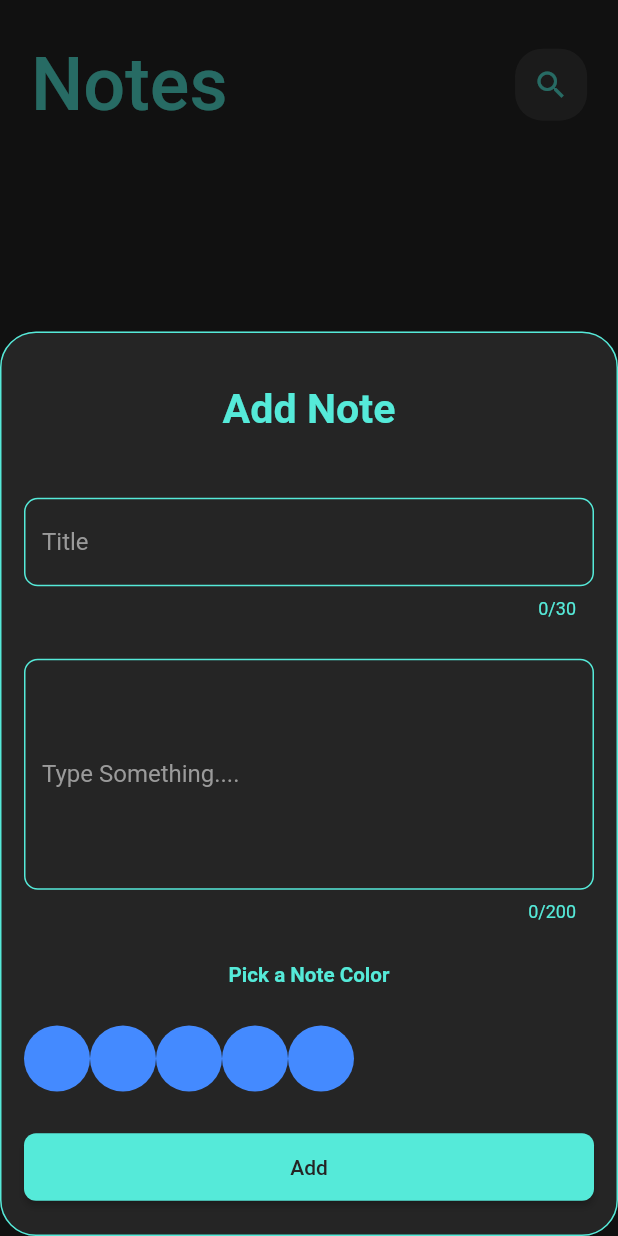
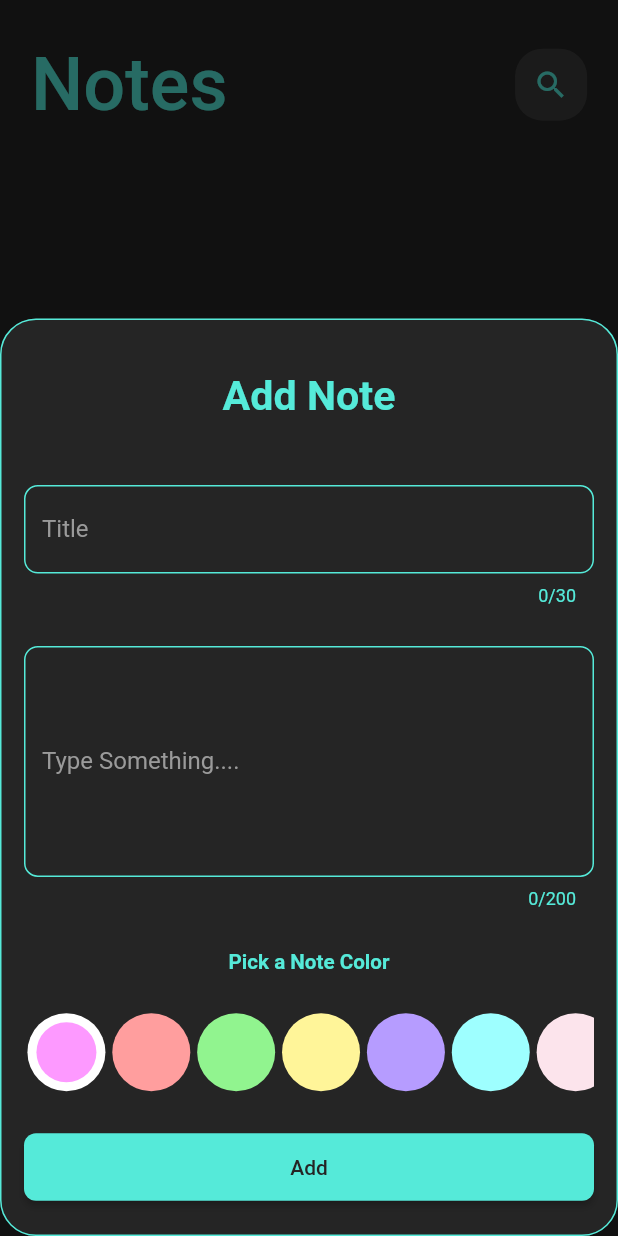
Before and after one commit to Sami-Hegazy/Notes, a Flutter app: the screen it shows after launch, after a tap on the "add" icon, on a phone screen of 412 x 824 dp. Run offline on Flutter 3.47's test engine with Material 2 defaults, Android fonts, the phone set to English and light mode, and no system bars; our stand-ins replace flutter_bloc, flutter_screenutil, hive, hive_flutter; accounts and stored records are empty.

Commit message:
Colors List view

```diff
--- a/lib/core/constants.dart
+++ b/lib/core/constants.dart
@@ -19,6 +19,14 @@
   Color(0xffFFF599),
   Color(0xffB69CFF),
   Color(0xff9EFFFF),
+  Color(0xffFCE4EC),
+  Color(0xFFDEFFF2),
+  Color(0xFFD68FD6),
+  Color(0xFF0FF4C6),
+  Color(0xFFFCCA73),
+  Color(0xFF52FFEE),
+  Color(0xFF3F6634),
+  Color(0xFFAF843E),
 ];
 
 int randomNum() {
--- a/lib/views/add_notes/widgets/color_item.dart
+++ b/lib/views/add_notes/widgets/color_item.dart
@@ -1,13 +1,49 @@
 import 'package:flutter/material.dart';
 
 class ColorItem extends StatelessWidget {
-  const ColorItem({super.key});
+  const ColorItem({super.key, required this.isActive, required this.color});
+  final bool isActive;
+  final Color color;
 
   @override
   Widget build(BuildContext context) {
-    return const CircleAvatar(
-      radius: 22,
-      backgroundColor: Colors.blueAccent,
+    return isActive
+        ? SelectedColor(color: color)
+        : NotSelectedColor(color: color);
+  }
+}
+
+class NotSelectedColor extends StatelessWidget {
+  const NotSelectedColor({
+    super.key,
+    required this.color,
+  });
+  final Color color;
+
+  @override
+  Widget build(BuildContext context) {
+    return CircleAvatar(
+      radius: 26,
+      backgroundColor: color,
     );
   }
 }
+
+class SelectedColor extends StatelessWidget {
+  const SelectedColor({
+    super.key,
+    required this.color,
+  });
+  final Color color;
+  @override
+  Widget build(BuildContext context) {
+    return CircleAvatar(
+      radius: 26,
+      backgroundColor: Colors.white,
+      child: CircleAvatar(
+        radius: 20,
+        backgroundColor: color,
+      ),
+    );
+  }
+}
--- a/lib/views/add_notes/widgets/colors_list_view.dart
+++ b/lib/views/add_notes/widgets/colors_list_view.dart
@@ -1,19 +1,40 @@
 import 'package:flutter/material.dart';
+import 'package:flutter_screenutil/flutter_screenutil.dart';
 
+import '../../../core/constants.dart';
 import 'color_item.dart';
 
-class ColorListView extends StatelessWidget {
+class ColorListView extends StatefulWidget {
   const ColorListView({super.key});
+
+  @override
+  State<ColorListView> createState() => _ColorListViewState();
+}
+
+class _ColorListViewState extends State<ColorListView> {
+  int currentIndex = 0;
 
   @override
   Widget build(BuildContext context) {
     return SizedBox(
-      height: 44,
+      height: 44.h,
       child: ListView.builder(
         scrollDirection: Axis.horizontal,
-        itemCount: 5,
+        itemCount: colorList.length,
         itemBuilder: (context, index) {
-          return const ColorItem();
+          return Padding(
+            padding: EdgeInsets.symmetric(horizontal: 2.w),
+            child: GestureDetector(
+                onTap: () {
+                  setState(() {
+                    currentIndex = index;
+                  });
+                },
+                child: ColorItem(
+                  isActive: currentIndex == index,
+                  color: colorList[index],
+                )),
+          );
         },
       ),
     );
```
